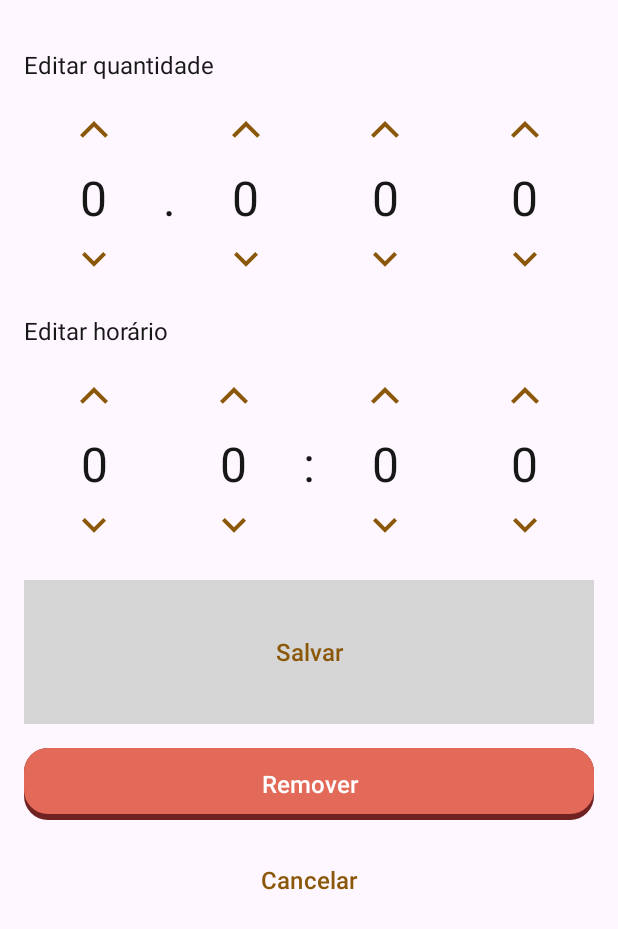
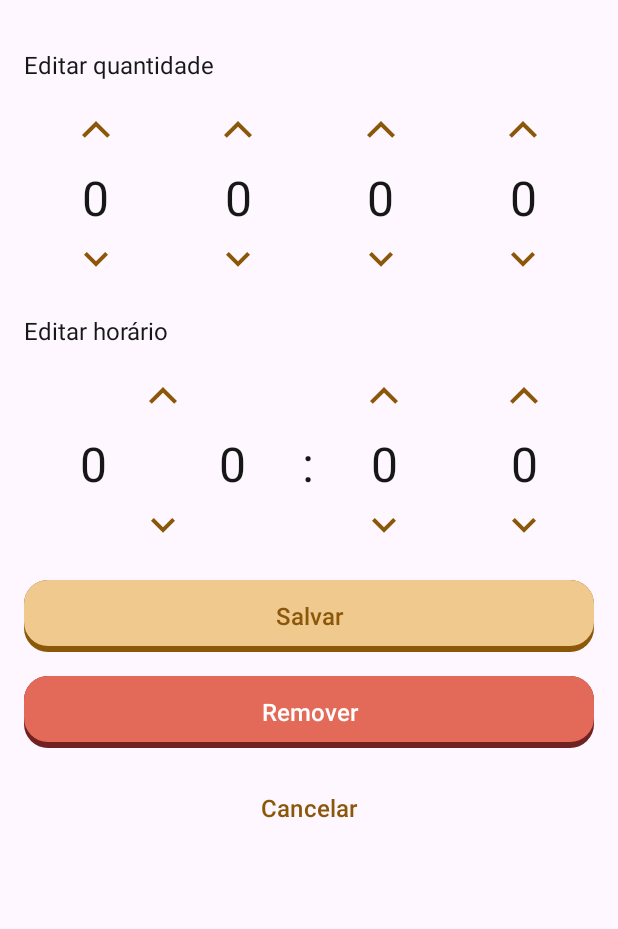
Before and after one commit to MateusPitura/app-android-kidney, an Android app: the layout bottom_sheet.xml on its own in the app's theme, with its tools: preview values and no code run, on a phone screen of 412 x 824 dp. Shown: the top 929 px of the screen. Run offline under Robolectric (Android 15) with nearby library versions, the phone set to English and light mode, and no system bars.

Commit message:
feat: added logic to button to up and down amount and time

```diff
--- /dev/null
+++ b/app/src/main/res/drawable/button_shadow_yellow.xml
@@ -0,0 +1,19 @@
+<layer-list xmlns:android="http://schemas.android.com/apk/res/android">
+    <item>
+        <shape android:shape="rectangle">
+            <solid android:color="@color/dark_yellow"/>
+            <corners android:radius="16dp" />
+        </shape>
+    </item>
+
+    <item
+        android:left="0dp"
+        android:right="0dp"
+        android:top="0dp"
+        android:bottom="4dp">
+        <shape android:shape="rectangle">
+            <solid android:color="@color/yellow"/>
+            <corners android:radius="16dp" />
+        </shape>
+    </item>
+</layer-list>
--- a/app/src/main/res/layout/bottom_sheet.xml
+++ b/app/src/main/res/layout/bottom_sheet.xml
@@ -16,7 +16,7 @@
     <GridLayout
         android:layout_width="match_parent"
         android:layout_height="wrap_content"
-        android:columnCount="5"
+        android:columnCount="4"
         android:orientation="horizontal"
         android:rowCount="1">
 
@@ -30,10 +30,6 @@
             android:padding="4dp"
             android:scaleType="center"
             android:src="@drawable/keyboard_control_key" />
-
-        <TextView
-            android:layout_width="wrap_content"
-            android:layout_height="wrap_content" />
 
         <ImageButton
             android:id="@+id/amount_up_100"
@@ -79,14 +75,6 @@
             android:textSize="32dp" />
 
         <TextView
-            android:layout_width="wrap_content"
-            android:layout_height="wrap_content"
-            android:text="."
-            android:textAlignment="center"
-            android:textColor="@color/black"
-            android:textSize="32dp" />
-
-        <TextView
             android:id="@+id/amount_value_100"
             android:layout_width="0dp"
             android:layout_height="wrap_content"
@@ -126,10 +114,6 @@
             android:padding="4dp"
             android:scaleType="center"
             android:src="@drawable/keyboard_arrow_down" />
-
-        <TextView
-            android:layout_width="wrap_content"
-            android:layout_height="wrap_content" />
 
         <ImageButton
             android:id="@+id/amount_down_100"
@@ -182,24 +166,14 @@
         android:rowCount="1">
 
         <ImageButton
-            android:id="@+id/hour_up_10"
+            android:id="@+id/hour_up"
             android:layout_width="0dp"
             android:layout_height="wrap_content"
             android:layout_columnWeight="1"
             android:layout_marginHorizontal="8dp"
             android:background="@android:color/transparent"
             android:padding="4dp"
-            android:scaleType="center"
-            android:src="@drawable/keyboard_control_key" />
-
-        <ImageButton
-            android:id="@+id/hour_up_1"
-            android:layout_width="0dp"
-            android:layout_height="wrap_content"
-            android:layout_columnWeight="1"
-            android:layout_marginHorizontal="8dp"
-            android:background="@android:color/transparent"
-            android:padding="4dp"
+            android:layout_columnSpan="2"
             android:scaleType="center"
             android:src="@drawable/keyboard_control_key" />
 
@@ -279,24 +253,14 @@
             android:textSize="32dp" />
 
         <ImageButton
-            android:id="@+id/hour_down_10"
+            android:id="@+id/hour_down"
             android:layout_width="0dp"
             android:layout_height="wrap_content"
             android:layout_columnWeight="1"
             android:layout_marginHorizontal="8dp"
             android:background="@android:color/transparent"
             android:padding="4dp"
-            android:scaleType="center"
-            android:src="@drawable/keyboard_arrow_down" />
-
-        <ImageButton
-            android:id="@+id/hour_down_1"
-            android:layout_width="0dp"
-            android:layout_height="wrap_content"
-            android:layout_columnWeight="1"
-            android:layout_marginHorizontal="8dp"
-            android:background="@android:color/transparent"
-            android:padding="4dp"
+            android:layout_columnSpan="2"
             android:scaleType="center"
             android:src="@drawable/keyboard_arrow_down" />
 
```
Also changed, not shown: app/src/main/java/com/example/my_kidney_app/MainActivity.kt (+85 -29 lines).
